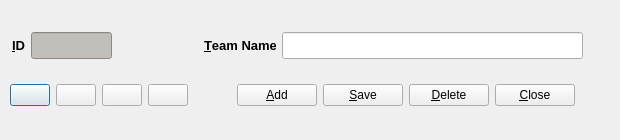
First picture: the form in code/pyqt/gui/team_entry.ui, repository soccermetrics/marcotti-desktop, before the edit.
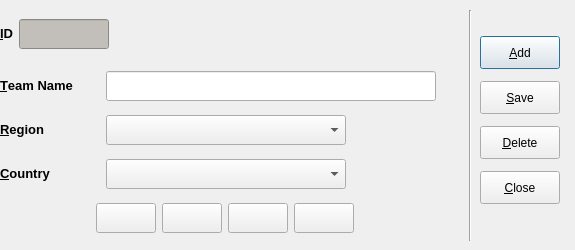
Second picture: the form after the edit. Icons and pictures are not drawn.

Commit message: Revised Clubs dialog with country selection boxes (#9)

Diff of the .ui file:
```diff
--- a/code/pyqt/gui/team_entry.ui
+++ b/code/pyqt/gui/team_entry.ui
@@ -6,20 +6,20 @@
    <rect>
     <x>0</x>
     <y>0</y>
-    <width>620</width>
-    <height>140</height>
+    <width>575</width>
+    <height>250</height>
    </rect>
   </property>
   <property name="minimumSize">
    <size>
-    <width>620</width>
-    <height>140</height>
+    <width>575</width>
+    <height>250</height>
    </size>
   </property>
   <property name="maximumSize">
    <size>
-    <width>620</width>
-    <height>140</height>
+    <width>575</width>
+    <height>250</height>
    </size>
   </property>
   <property name="windowTitle">
@@ -34,12 +34,143 @@
   <widget class="QWidget" name="layoutWidget">
    <property name="geometry">
     <rect>
-     <x>12</x>
-     <y>20</y>
-     <width>571</width>
-     <height>51</height>
+     <x>480</x>
+     <y>30</y>
+     <width>87</width>
+     <height>181</height>
     </rect>
    </property>
+   <layout class="QVBoxLayout" name="verticalLayout">
+    <item>
+     <widget class="QPushButton" name="addEntry">
+      <property name="minimumSize">
+       <size>
+        <width>80</width>
+        <height>33</height>
+       </size>
+      </property>
+      <property name="maximumSize">
+       <size>
+        <width>80</width>
+        <height>33</height>
+       </size>
+      </property>
+      <property name="toolTip">
+       <string>Add Entry</string>
+      </property>
+      <property name="text">
+       <string>&amp;Add</string>
+      </property>
+      <property name="icon">
+       <iconset resource="fmrd_resources.qrc">
+        <normaloff>:/images/add.png</normaloff>:/images/add.png</iconset>
+      </property>
+     </widget>
+    </item>
+    <item>
+     <widget class="QPushButton" name="saveEntry">
+      <property name="minimumSize">
+       <size>
+        <width>80</width>
+        <height>33</height>
+       </size>
+      </property>
+      <property name="maximumSize">
+       <size>
+        <width>80</width>
+        <height>33</height>
+       </size>
+      </property>
+      <property name="toolTip">
+       <string>Delete Entry</string>
+      </property>
+      <property name="text">
+       <string>&amp;Save</string>
+      </property>
+      <property name="icon">
+       <iconset resource="fmrd_resources.qrc">
+        <normaloff>:/images/save.png</normaloff>:/images/save.png</iconset>
+      </property>
+     </widget>
+    </item>
+    <item>
+     <widget class="QPushButton" name="deleteEntry">
+      <property name="minimumSize">
+       <size>
+        <width>80</width>
+        <height>33</height>
+       </size>
+      </property>
+      <property name="maximumSize">
+       <size>
+        <width>80</width>
+        <height>33</height>
+       </size>
+      </property>
+      <property name="toolTip">
+       <string>Delete Entry</string>
+      </property>
+      <property name="text">
+       <string>&amp;Delete</string>
+      </property>
+      <property name="icon">
+       <iconset resource="fmrd_resources.qrc">
+        <normaloff>:/images/delete.png</normaloff>:/images/delete.png</iconset>
+      </property>
+     </widget>
+    </item>
+    <item>
+     <widget class="QPushButton" name="closeButton">
+      <property name="minimumSize">
+       <size>
+        <width>80</width>
+        <height>33</height>
+       </size>
+      </property>
+      <property name="maximumSize">
+       <size>
+        <width>80</width>
+        <height>33</height>
+       </size>
+      </property>
+      <property name="toolTip">
+       <string>Close Window</string>
+      </property>
+      <property name="text">
+       <string>&amp;Close</string>
+      </property>
+      <property name="icon">
+       <iconset resource="fmrd_resources.qrc">
+        <normaloff>:/images/quit.png</normaloff>:/images/quit.png</iconset>
+      </property>
+     </widget>
+    </item>
+   </layout>
+  </widget>
+  <widget class="Line" name="line">
+   <property name="geometry">
+    <rect>
+     <x>460</x>
+     <y>10</y>
+     <width>20</width>
+     <height>231</height>
+    </rect>
+   </property>
+   <property name="orientation">
+    <enum>Qt::Vertical</enum>
+   </property>
+  </widget>
+  <widget class="QWidget" name="">
+   <property name="geometry">
+    <rect>
+     <x>0</x>
+     <y>3</y>
+     <width>449</width>
+     <height>241</height>
+    </rect>
+   </property>
+   <layout class="QVBoxLayout" name="verticalLayout_2">
+    <item>
    <layout class="QHBoxLayout" name="horizontalLayout">
     <item>
      <widget class="QLabel" name="label">
@@ -57,10 +188,16 @@
     </item>
     <item>
      <widget class="QLineEdit" name="teamID_display">
+        <property name="minimumSize">
+         <size>
+          <width>90</width>
+          <height>30</height>
+         </size>
+        </property>
       <property name="maximumSize">
        <size>
-        <width>81</width>
-        <height>27</height>
+          <width>90</width>
+          <height>30</height>
        </size>
       </property>
       <property name="styleSheet">
@@ -78,14 +215,30 @@
       </property>
       <property name="sizeHint" stdset="0">
        <size>
-        <width>78</width>
-        <height>20</height>
+          <width>308</width>
+          <height>46</height>
        </size>
       </property>
      </spacer>
     </item>
+     </layout>
+    </item>
+    <item>
+     <layout class="QHBoxLayout" name="horizontalLayout_2">
     <item>
      <widget class="QLabel" name="label_2">
+        <property name="minimumSize">
+         <size>
+          <width>100</width>
+          <height>30</height>
+         </size>
+        </property>
+        <property name="maximumSize">
+         <size>
+          <width>100</width>
+          <height>30</height>
+         </size>
+        </property>
       <property name="text">
        <string>&lt;!DOCTYPE HTML PUBLIC &quot;-//W3C//DTD HTML 4.0//EN&quot; &quot;http://www.w3.org/TR/REC-html40/strict.dtd&quot;&gt;
 &lt;html&gt;&lt;head&gt;&lt;meta name=&quot;qrichtext&quot; content=&quot;1&quot; /&gt;&lt;style type=&quot;text/css&quot;&gt;
@@ -102,8 +255,14 @@
      <widget class="QLineEdit" name="teamNameEdit">
       <property name="minimumSize">
        <size>
-        <width>301</width>
-        <height>27</height>
+          <width>330</width>
+          <height>30</height>
+         </size>
+        </property>
+        <property name="maximumSize">
+         <size>
+          <width>330</width>
+          <height>30</height>
        </size>
       </property>
       <property name="toolTip">
@@ -111,20 +270,176 @@
       </property>
      </widget>
     </item>
-   </layout>
-  </widget>
-  <widget class="QWidget" name="layoutWidget">
-   <property name="geometry">
-    <rect>
-     <x>10</x>
-     <y>70</y>
-     <width>191</width>
-     <height>51</height>
-    </rect>
-   </property>
-   <layout class="QHBoxLayout" name="horizontalLayout_2">
+      <item>
+       <spacer name="horizontalSpacer_2">
+        <property name="orientation">
+         <enum>Qt::Horizontal</enum>
+        </property>
+        <property name="sizeHint" stdset="0">
+         <size>
+          <width>15</width>
+          <height>20</height>
+         </size>
+        </property>
+       </spacer>
+      </item>
+     </layout>
+    </item>
+    <item>
+     <layout class="QHBoxLayout" name="horizontalLayout_4">
+      <item>
+       <widget class="QLabel" name="label_3">
+        <property name="minimumSize">
+         <size>
+          <width>100</width>
+          <height>30</height>
+         </size>
+        </property>
+        <property name="maximumSize">
+         <size>
+          <width>100</width>
+          <height>30</height>
+         </size>
+        </property>
+        <property name="text">
+         <string>&lt;!DOCTYPE HTML PUBLIC &quot;-//W3C//DTD HTML 4.0//EN&quot; &quot;http://www.w3.org/TR/REC-html40/strict.dtd&quot;&gt;
+&lt;html&gt;&lt;head&gt;&lt;meta name=&quot;qrichtext&quot; content=&quot;1&quot; /&gt;&lt;style type=&quot;text/css&quot;&gt;
+p, li { white-space: pre-wrap; }
+&lt;/style&gt;&lt;/head&gt;&lt;body style=&quot; font-family:'Sans'; font-size:10pt; font-weight:400; font-style:normal;&quot;&gt;
+&lt;p style=&quot; margin-top:0px; margin-bottom:0px; margin-left:0px; margin-right:0px; -qt-block-indent:0; text-indent:0px;&quot;&gt;&lt;span style=&quot; font-weight:600;&quot;&gt;&amp;amp;Region&lt;/span&gt;&lt;/p&gt;&lt;/body&gt;&lt;/html&gt;</string>
+        </property>
+        <property name="buddy">
+         <cstring>teamConfedSelect</cstring>
+        </property>
+       </widget>
+      </item>
+      <item>
+       <widget class="QComboBox" name="teamConfedSelect">
+        <property name="minimumSize">
+         <size>
+          <width>240</width>
+          <height>30</height>
+         </size>
+        </property>
+        <property name="maximumSize">
+         <size>
+          <width>240</width>
+          <height>30</height>
+         </size>
+        </property>
+        <property name="toolTip">
+         <string>Confederation in which club resides</string>
+        </property>
+       </widget>
+      </item>
+      <item>
+       <spacer name="horizontalSpacer_4">
+        <property name="orientation">
+         <enum>Qt::Horizontal</enum>
+        </property>
+        <property name="sizeHint" stdset="0">
+         <size>
+          <width>88</width>
+          <height>20</height>
+         </size>
+        </property>
+       </spacer>
+      </item>
+     </layout>
+    </item>
+    <item>
+     <layout class="QHBoxLayout" name="horizontalLayout_5">
+      <item>
+       <widget class="QLabel" name="label_4">
+        <property name="minimumSize">
+         <size>
+          <width>100</width>
+          <height>30</height>
+         </size>
+        </property>
+        <property name="maximumSize">
+         <size>
+          <width>100</width>
+          <height>30</height>
+         </size>
+        </property>
+        <property name="text">
+         <string>&lt;!DOCTYPE HTML PUBLIC &quot;-//W3C//DTD HTML 4.0//EN&quot; &quot;http://www.w3.org/TR/REC-html40/strict.dtd&quot;&gt;
+&lt;html&gt;&lt;head&gt;&lt;meta name=&quot;qrichtext&quot; content=&quot;1&quot; /&gt;&lt;style type=&quot;text/css&quot;&gt;
+p, li { white-space: pre-wrap; }
+&lt;/style&gt;&lt;/head&gt;&lt;body style=&quot; font-family:'Sans'; font-size:10pt; font-weight:400; font-style:normal;&quot;&gt;
+&lt;p style=&quot; margin-top:0px; margin-bottom:0px; margin-left:0px; margin-right:0px; -qt-block-indent:0; text-indent:0px;&quot;&gt;&lt;span style=&quot; font-weight:600;&quot;&gt;&amp;amp;Country&lt;/span&gt;&lt;/p&gt;&lt;/body&gt;&lt;/html&gt;</string>
+        </property>
+        <property name="buddy">
+         <cstring>teamConfedSelect</cstring>
+        </property>
+       </widget>
+      </item>
+      <item>
+       <widget class="QComboBox" name="teamCountrySelect">
+        <property name="minimumSize">
+         <size>
+          <width>240</width>
+          <height>30</height>
+         </size>
+        </property>
+        <property name="maximumSize">
+         <size>
+          <width>240</width>
+          <height>30</height>
+         </size>
+        </property>
+        <property name="toolTip">
+         <string>Country in which club resides</string>
+        </property>
+       </widget>
+      </item>
+      <item>
+       <spacer name="horizontalSpacer_5">
+        <property name="orientation">
+         <enum>Qt::Horizontal</enum>
+        </property>
+        <property name="sizeHint" stdset="0">
+         <size>
+          <width>88</width>
+          <height>20</height>
+         </size>
+        </property>
+       </spacer>
+      </item>
+     </layout>
+    </item>
+    <item>
+     <layout class="QHBoxLayout" name="horizontalLayout_6">
+      <item>
+       <spacer name="horizontalSpacer_3">
+        <property name="orientation">
+         <enum>Qt::Horizontal</enum>
+        </property>
+        <property name="sizeHint" stdset="0">
+         <size>
+          <width>28</width>
+          <height>20</height>
+         </size>
+        </property>
+       </spacer>
+      </item>
+      <item>
+       <layout class="QHBoxLayout" name="horizontalLayout_3">
     <item>
      <widget class="QPushButton" name="firstEntry">
+          <property name="minimumSize">
+           <size>
+            <width>60</width>
+            <height>30</height>
+           </size>
+          </property>
+          <property name="maximumSize">
+           <size>
+            <width>60</width>
+            <height>30</height>
+           </size>
+          </property>
       <property name="toolTip">
        <string>First Entry</string>
       </property>
@@ -142,6 +457,18 @@
     </item>
     <item>
      <widget class="QPushButton" name="prevEntry">
+          <property name="minimumSize">
+           <size>
+            <width>60</width>
+            <height>30</height>
+           </size>
+          </property>
+          <property name="maximumSize">
+           <size>
+            <width>60</width>
+            <height>30</height>
+           </size>
+          </property>
       <property name="toolTip">
        <string>Previous Entry</string>
       </property>
@@ -156,6 +483,18 @@
     </item>
     <item>
      <widget class="QPushButton" name="nextEntry">
+          <property name="minimumSize">
+           <size>
+            <width>60</width>
+            <height>30</height>
+           </size>
+          </property>
+          <property name="maximumSize">
+           <size>
+            <width>60</width>
+            <height>30</height>
+           </size>
+          </property>
       <property name="toolTip">
        <string>Next Entry</string>
       </property>
@@ -170,6 +509,18 @@
     </item>
     <item>
      <widget class="QPushButton" name="lastEntry">
+          <property name="minimumSize">
+           <size>
+            <width>60</width>
+            <height>30</height>
+           </size>
+          </property>
+          <property name="maximumSize">
+           <size>
+            <width>60</width>
+            <height>30</height>
+           </size>
+          </property>
       <property name="toolTip">
        <string>Last Entry</string>
       </property>
@@ -182,112 +533,22 @@
       </property>
      </widget>
     </item>
-    <item>
-     <spacer name="horizontalSpacer_2">
-      <property name="orientation">
-       <enum>Qt::Horizontal</enum>
-      </property>
-      <property name="sizeHint" stdset="0">
-       <size>
-        <width>18</width>
-        <height>20</height>
-       </size>
-      </property>
-     </spacer>
-    </item>
-   </layout>
-  </widget>
-  <widget class="QWidget" name="layoutWidget_2">
-   <property name="geometry">
-    <rect>
-     <x>200</x>
-     <y>70</y>
-     <width>411</width>
-     <height>51</height>
-    </rect>
-   </property>
-   <layout class="QHBoxLayout" name="horizontalLayout_3">
-    <item>
-     <spacer name="horizontalSpacer_3">
-      <property name="orientation">
-       <enum>Qt::Horizontal</enum>
-      </property>
-      <property name="sizeHint" stdset="0">
-       <size>
-        <width>13</width>
-        <height>20</height>
-       </size>
-      </property>
-     </spacer>
+       </layout>
     </item>
     <item>
-     <widget class="QPushButton" name="addEntry">
-      <property name="toolTip">
-       <string>Add Entry</string>
-      </property>
-      <property name="text">
-       <string>&amp;Add</string>
-      </property>
-      <property name="icon">
-       <iconset resource="fmrd_resources.qrc">
-        <normaloff>:/images/add.png</normaloff>:/images/add.png</iconset>
-      </property>
-     </widget>
-    </item>
-    <item>
-     <widget class="QPushButton" name="saveEntry">
-      <property name="toolTip">
-       <string>Delete Entry</string>
-      </property>
-      <property name="text">
-       <string>&amp;Save</string>
-      </property>
-      <property name="icon">
-       <iconset resource="fmrd_resources.qrc">
-        <normaloff>:/images/save.png</normaloff>:/images/save.png</iconset>
-      </property>
-     </widget>
-    </item>
-    <item>
-     <widget class="QPushButton" name="deleteEntry">
-      <property name="toolTip">
-       <string>Delete Entry</string>
-      </property>
-      <property name="text">
-       <string>&amp;Delete</string>
-      </property>
-      <property name="icon">
-       <iconset resource="fmrd_resources.qrc">
-        <normaloff>:/images/delete.png</normaloff>:/images/delete.png</iconset>
-      </property>
-     </widget>
-    </item>
-    <item>
-     <widget class="QPushButton" name="closeButton">
-      <property name="toolTip">
-       <string>Close Window</string>
-      </property>
-      <property name="text">
-       <string>&amp;Close</string>
-      </property>
-      <property name="icon">
-       <iconset resource="fmrd_resources.qrc">
-        <normaloff>:/images/quit.png</normaloff>:/images/quit.png</iconset>
-      </property>
-     </widget>
-    </item>
-    <item>
-     <spacer name="horizontalSpacer_4">
+       <spacer name="horizontalSpacer_6">
       <property name="orientation">
        <enum>Qt::Horizontal</enum>
       </property>
       <property name="sizeHint" stdset="0">
        <size>
-        <width>13</width>
+          <width>28</width>
         <height>20</height>
        </size>
       </property>
      </spacer>
+      </item>
+     </layout>
     </item>
    </layout>
   </widget>
```
Left out of the diff: 5 changed lines with no effect on the pictures. Lines whose indentation alone changed are shown as unchanged.
